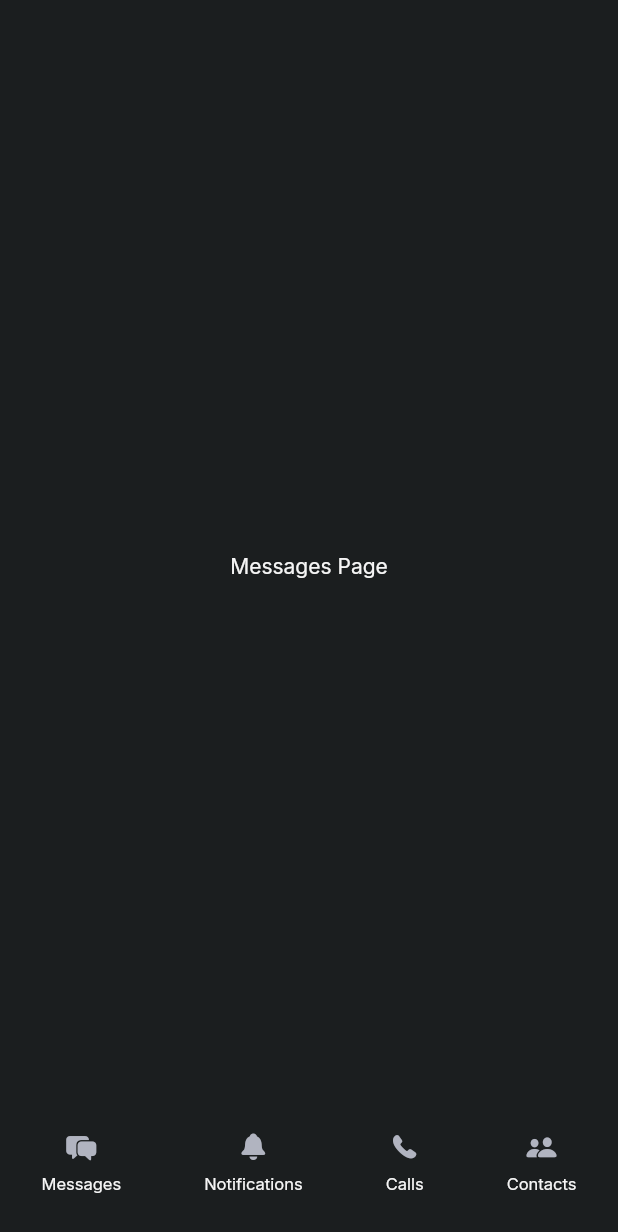
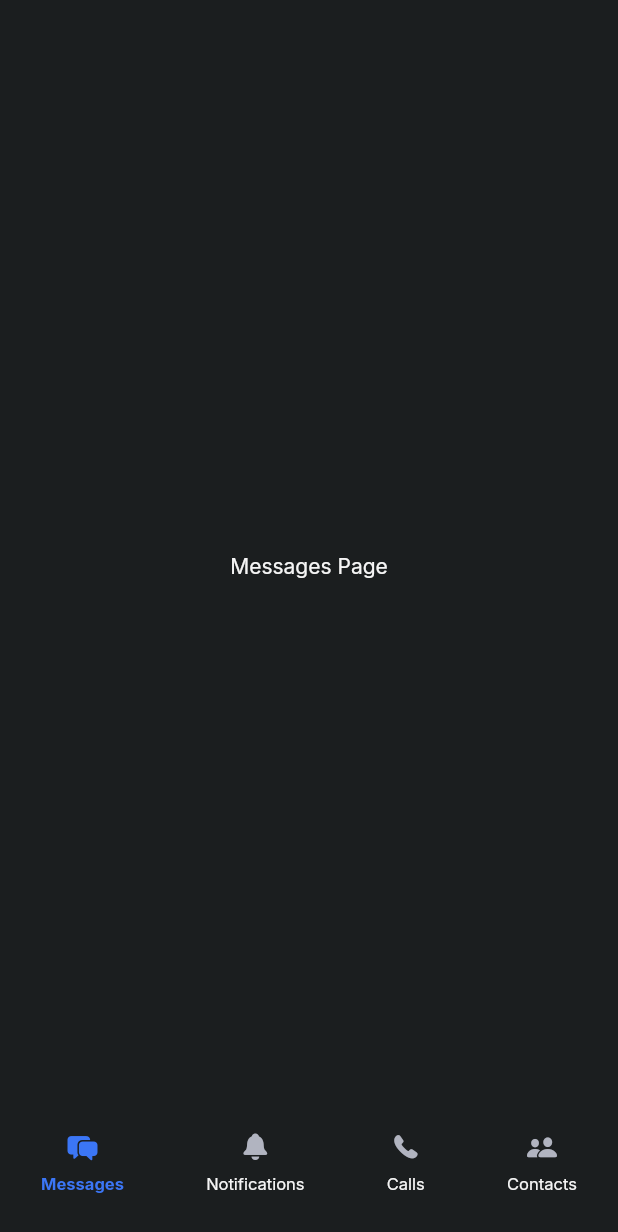
Before and after one commit to yoonseo-han/Chat_App, a Flutter app: the screen it shows after launch, on a phone screen of 412 x 824 dp. Shown: the top 1232 px of the screen. Run offline on Flutter 3.47's test engine with Material 2 defaults, Android fonts, the phone set to English and light mode, and no system bars; our stand-ins replace google_fonts.

Commit message:
Add function to navigation bar

```diff
--- a/lib/main.dart
+++ b/lib/main.dart
@@ -14,7 +14,7 @@ class MyApp extends StatelessWidget {
       darkTheme: AppTheme.dark(),
       themeMode: ThemeMode.dark,
       title: 'Chatter',
-      home: const HomeScreen(),
+      home: HomeScreen(),
     );
   }
 }
--- a/lib/screens/home_screen.dart
+++ b/lib/screens/home_screen.dart
@@ -2,11 +2,15 @@ import 'package:chart_app/pages/calls_page.dart';
 import 'package:chart_app/pages/contacts_page.dart';
 import 'package:chart_app/pages/messages_page.dart';
 import 'package:chart_app/pages/notification_page.dart';
+import 'package:chart_app/theme.dart';
 import 'package:flutter/cupertino.dart';
 import 'package:flutter/material.dart';
 
 class HomeScreen extends StatelessWidget {
-  const HomeScreen({Key? key}) : super(key: key);
+  HomeScreen({Key? key}) : super(key: key);
+
+  //Set default value to be 0
+  final ValueNotifier<int> pageIndex = ValueNotifier(0);
 
   final pages = const [
     MessagesPage(),
@@ -18,21 +22,41 @@ class HomeScreen extends StatelessWidget {
   @override
   Widget build(BuildContext context) {
     return Scaffold(
-      body: pages[0],
+      //To listen to page index change and respond to it
+      body: ValueListenableBuilder(
+        valueListenable: pageIndex,
+        builder: (BuildContext context, int value, _) {
+          return pages[value];
+        },
+      ),
       bottomNavigationBar: _BottomNavigationBar(
         onItemSelected: (index) {
-          print(index);
+          pageIndex.value = index;
         },
       ),
     );
   }
 }
 
-class _BottomNavigationBar extends StatelessWidget {
+class _BottomNavigationBar extends StatefulWidget {
   const _BottomNavigationBar({Key? key, required this.onItemSelected})
       : super(key: key);
 
   final ValueChanged<int> onItemSelected;
+
+  @override
+  State<_BottomNavigationBar> createState() => _BottomNavigationBarState();
+}
+
+class _BottomNavigationBarState extends State<_BottomNavigationBar> {
+  var selectedIndex = 0;
+
+  void handleItemSelected(int index) {
+    setState(() {
+      selectedIndex = index;
+    });
+    widget.onItemSelected(index);
+  }
 
   @override
   Widget build(BuildContext context) {
@@ -46,25 +70,29 @@ class _BottomNavigationBar extends StatelessWidget {
             index: 0,
             label: 'Messages',
             icon: CupertinoIcons.bubble_left_bubble_right_fill,
-            onTap: onItemSelected,
+            isSelected: (selectedIndex == 0),
+            onTap: handleItemSelected,
           ),
           _NavigationBarItem(
             index: 1,
             label: 'Notifications',
             icon: CupertinoIcons.bell_solid,
-            onTap: onItemSelected,
+            isSelected: (selectedIndex == 1),
+            onTap: handleItemSelected,
           ),
           _NavigationBarItem(
             index: 2,
             label: 'Calls',
             icon: CupertinoIcons.phone_fill,
-            onTap: onItemSelected,
+            isSelected: (selectedIndex == 2),
+            onTap: handleItemSelected,
           ),
           _NavigationBarItem(
             index: 3,
             label: 'Contacts',
             icon: CupertinoIcons.person_2_fill,
-            onTap: onItemSelected,
+            isSelected: (selectedIndex == 3),
+            onTap: handleItemSelected,
           ),
         ],
       ),
@@ -79,17 +107,20 @@ class _NavigationBarItem extends StatelessWidget {
     required this.label,
     required this.icon,
     required this.onTap,
+    this.isSelected = false,
   }) : super(key: key);
 
   final int index;
   final String label;
   final IconData icon;
+  final bool isSelected;
   //Add onTap function
   final ValueChanged<int> onTap;
 
   @override
   Widget build(BuildContext context) {
     return GestureDetector(
+      behavior: HitTestBehavior.opaque,
       onTap: () {
         onTap(index);
       },
@@ -101,13 +132,20 @@ class _NavigationBarItem extends StatelessWidget {
             Icon(
               icon,
               size: 20,
+              color: isSelected ? AppColors.secondary : null,
             ),
             const SizedBox(
               height: 8,
             ),
             Text(
               label,
-              style: const TextStyle(fontSize: 11),
+              style: isSelected
+                  ? const TextStyle(
+                      fontSize: 11,
+                      fontWeight: FontWeight.bold,
+                      color: AppColors.secondary,
+                    )
+                  : const TextStyle(fontSize: 11),
             ),
           ],
         ),
```
